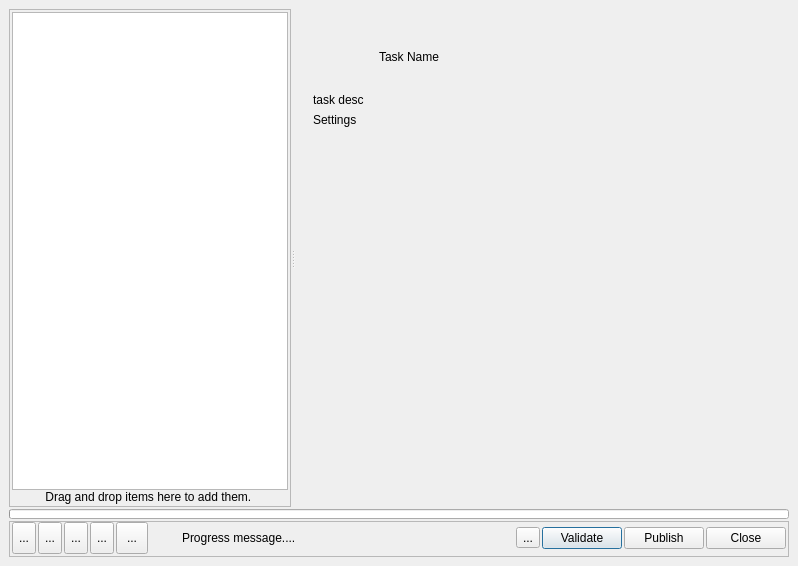
shotgunsoftware/tk-multi-publish2, file resources/dialog.ui: the form before one commit.
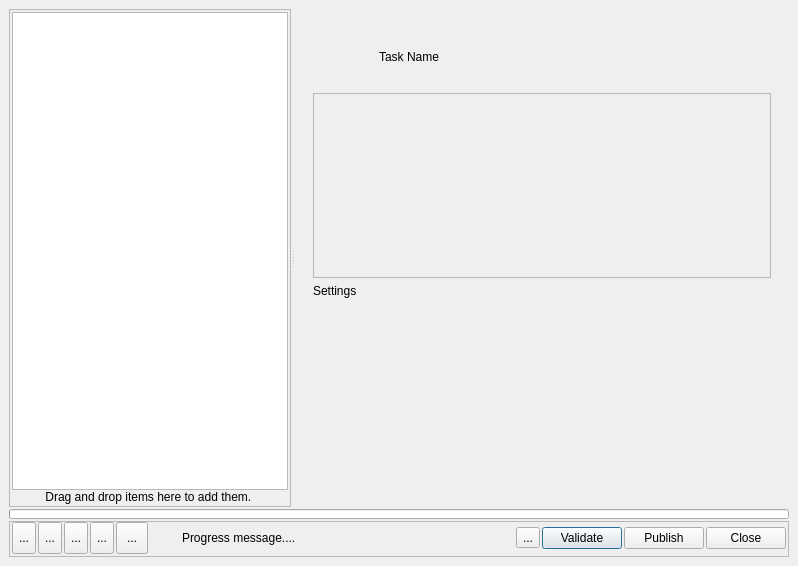
The form after the commit. The open tabs and pages were chosen to show the change. Icons and pictures are not drawn. Custom widgets are drawn as their Qt base class.

Commit message: [minor] tweaks to publish plugin ui - descriptions are now scrollable so they can be longer. - hyperlinks are clickable.

```diff
--- a/resources/dialog.ui
+++ b/resources/dialog.ui
@@ -485,25 +485,48 @@
                    </layout>
                   </item>
                   <item>
-                   <widget class="QLabel" name="task_description">
-                    <property name="maximumSize">
-                     <size>
-                      <width>350</width>
-                      <height>16777215</height>
-                     </size>
-                    </property>
-                    <property name="text">
-                     <string>task desc</string>
-                    </property>
-                    <property name="textFormat">
-                     <enum>Qt::RichText</enum>
-                    </property>
-                    <property name="alignment">
-                     <set>Qt::AlignLeading|Qt::AlignLeft|Qt::AlignTop</set>
-                    </property>
-                    <property name="wordWrap">
+                   <widget class="QScrollArea" name="scrollArea_2">
+                    <property name="widgetResizable">
                      <bool>true</bool>
                     </property>
+                    <widget class="QWidget" name="scrollAreaWidgetContents_2">
+                     <property name="geometry">
+                      <rect>
+                       <x>0</x>
+                       <y>0</y>
+                       <width>445</width>
+                       <height>166</height>
+                      </rect>
+                     </property>
+                     <layout class="QVBoxLayout" name="verticalLayout_13" stretch="0,1">
+                      <property name="spacing">
+                       <number>0</number>
+                      </property>
+                      <property name="margin">
+                       <number>0</number>
+                      </property>
+                      <item>
+                       <widget class="QLabel" name="task_description">
+                        <property name="text">
+                         <string/>
+                        </property>
+                        <property name="wordWrap">
+                         <bool>true</bool>
+                        </property>
+                        <property name="openExternalLinks">
+                         <bool>true</bool>
+                        </property>
+                       </widget>
+                      </item>
+                      <item>
+                       <widget class="QLabel" name="expander_label_2">
+                        <property name="text">
+                         <string/>
+                        </property>
+                       </widget>
+                      </item>
+                     </layout>
+                    </widget>
                    </widget>
                   </item>
                   <item>
@@ -523,19 +546,6 @@
                     </property>
                    </widget>
                   </item>
-                  <item>
-                   <spacer name="verticalSpacer_3">
-                    <property name="orientation">
-                     <enum>Qt::Vertical</enum>
-                    </property>
-                    <property name="sizeHint" stdset="0">
-                     <size>
-                      <width>20</width>
-                      <height>40</height>
-                     </size>
-                    </property>
-                   </spacer>
-                  </item>
                  </layout>
                 </widget>
                 <widget class="QWidget" name="details_please_select">
```
The commit also changes 2 other files.
